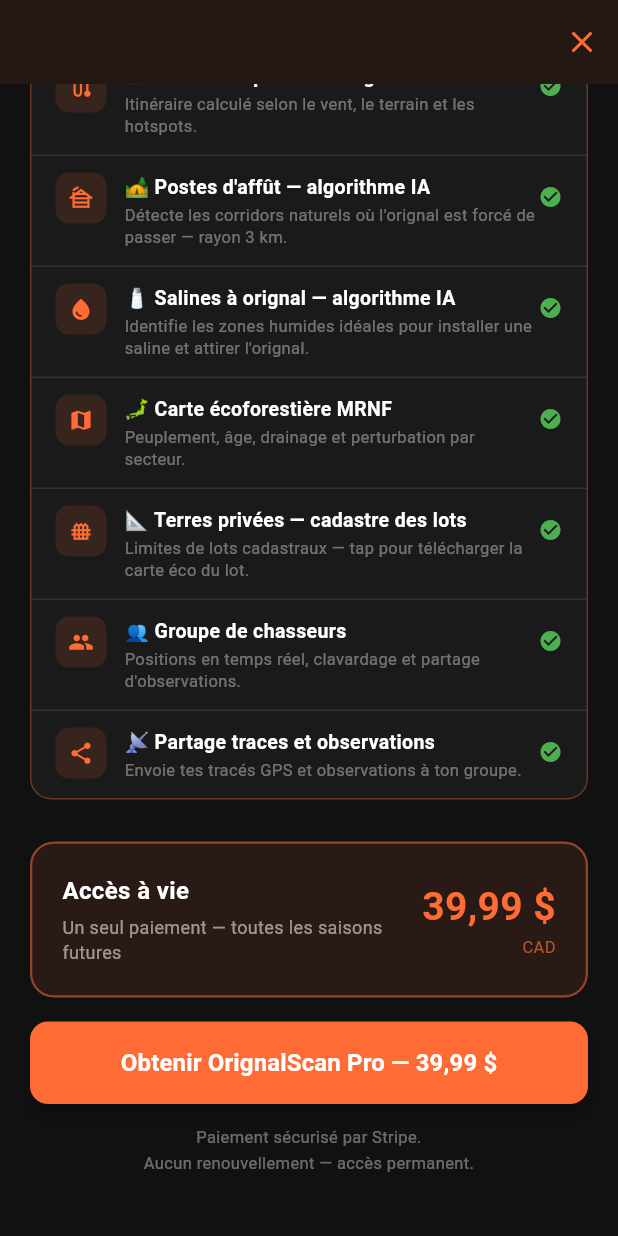
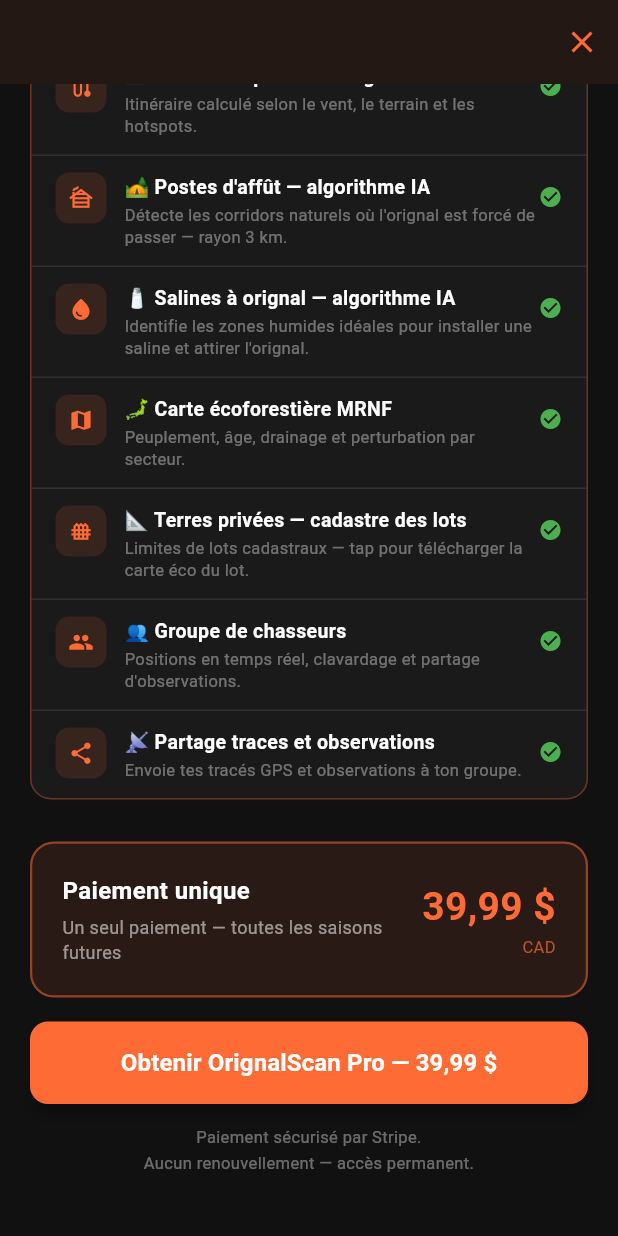
Before and after one commit to bastienbouchard/EcoMap, a Flutter app: the PremiumPage screen opened directly, scrolled down 491 dp, on a phone screen of 412 x 824 dp. Run offline on Flutter 3.47's test engine with Material 3 defaults, Android fonts, the phone set to English and light mode, and no system bars; our stand-ins replace cloud_firestore, firebase_core, fl_chart, flutter_compass, flutter_map, geolocator and 5 more; missing offline and left inert: dart:html, dart:js_util; accounts and stored records are empty; network calls fail.

Commit message:
Replace 'Acces a vie' with 'Paiement unique', 'En savoir plus' with 'Deverrouiller Pro', bump build to 86

```diff
--- a/lib/screens/map_page.dart
+++ b/lib/screens/map_page.dart
@@ -1528,7 +1528,7 @@ class _MapPageState extends State<MapPage> with TickerProviderStateMixin {
                 builder: (_) => const PremiumPage(),
               ));
             },
-            child: const Text('En savoir plus',
+            child: const Text('Déverrouiller Pro',
                 style: TextStyle(color: Colors.white, fontWeight: FontWeight.bold)),
           ),
         ],
--- a/lib/screens/premium_page.dart
+++ b/lib/screens/premium_page.dart
@@ -267,7 +267,7 @@ class _PremiumPageState extends State<PremiumPage> {
                 const Expanded(child: Column(
                   crossAxisAlignment: CrossAxisAlignment.start,
                   children: [
-                    Text('Accès à vie', style: TextStyle(color: Colors.white,
+                    Text('Paiement unique', style: TextStyle(color: Colors.white,
                         fontSize: 16, fontWeight: FontWeight.bold)),
                     SizedBox(height: 4),
                     Text('Un seul paiement — toutes les saisons futures',
--- a/pubspec.yaml
+++ b/pubspec.yaml
@@ -1,6 +1,6 @@
 name: ecomap
 description: A new Flutter project.
-version: 1.0.1+85
+version: 1.0.1+86
 
 environment:
   sdk: '>=3.2.6 <4.0.0'
```
